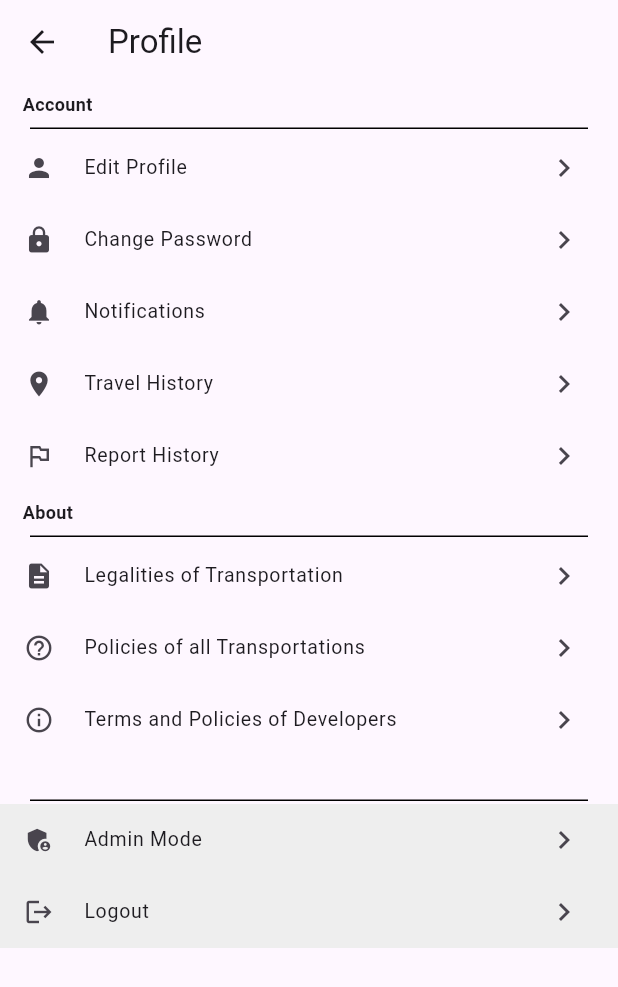
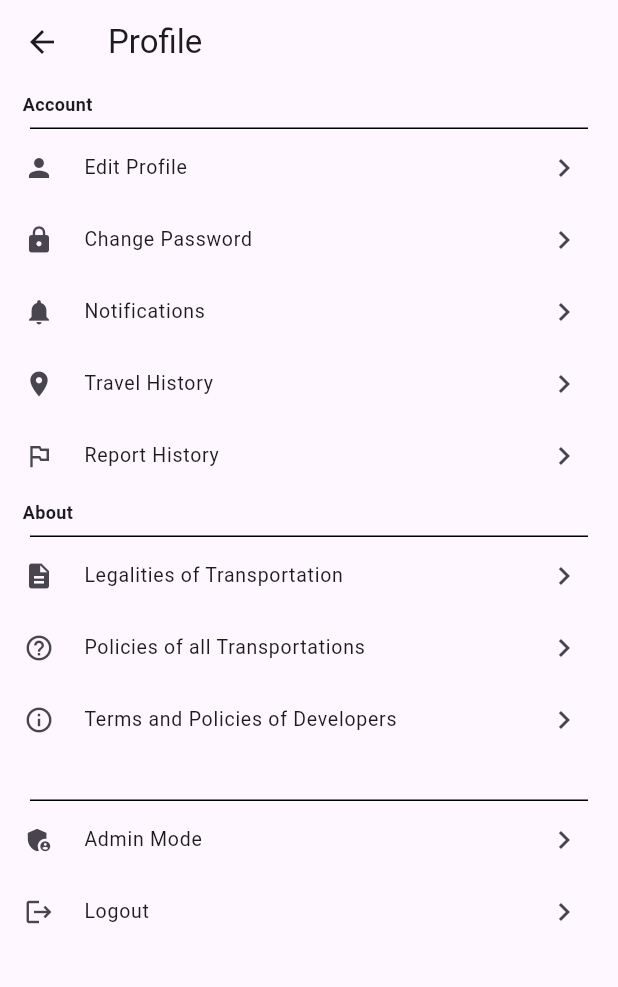
Before and after one commit to BGrazer/Maiway, a Flutter app: the ProfileScreen screen opened directly, on a phone screen of 412 x 824 dp. Shown: the top 987 px of the screen. Run offline on Flutter 3.47's test engine with Material 3 defaults, Android fonts, the phone set to English and light mode, and no system bars; our stand-ins replace flutter_map, geolocator, google_fonts, latlong2; missing offline and left inert: flutter_map_location_marker.

Commit message:
fix kate

```diff
--- a/maiwayapp/lib/profile_screen.dart
+++ b/maiwayapp/lib/profile_screen.dart
@@ -64,17 +64,14 @@ class ProfileScreen extends StatelessWidget {
           ),
           //ADMIN
           const SectionHeader(title: ''),
-          Container(
-            color: Colors.grey[200],
-            child: _buildSettingsTile(
+
+          _buildSettingsTile(
             icon: Icons.admin_panel_settings,
             title: 'Admin Mode',
             onTap: () {},
           ),
-          ),
-          Container(
-            color: Colors.grey[200],
-            child: _buildSettingsTile(
+
+          _buildSettingsTile(
             icon: Icons.logout,
             title: 'Logout',
             onTap: () {
@@ -84,7 +81,6 @@ class ProfileScreen extends StatelessWidget {
                 (route) => false,
               );
             },
-            ),
           ),
         ],
       ),
```
Lines whose indentation alone changed are shown as unchanged.
